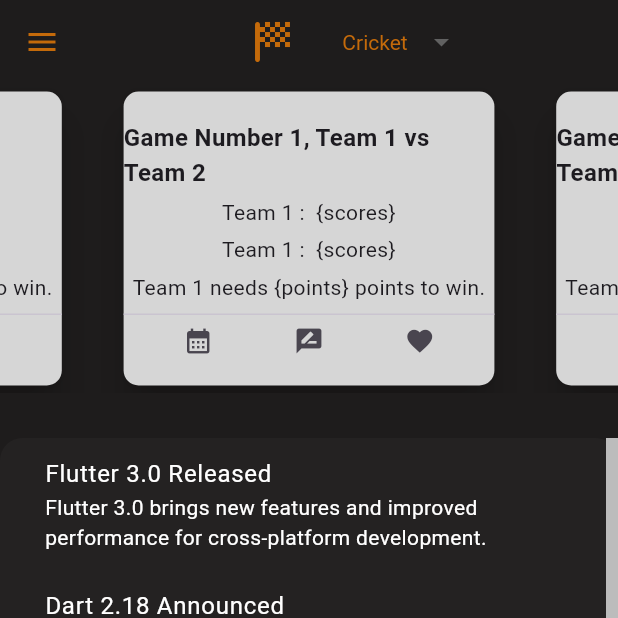
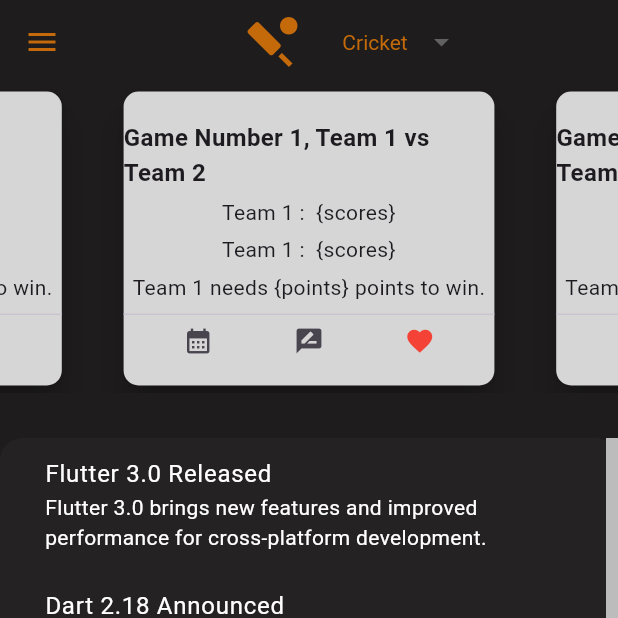
Before and after one commit to ShivamGlotra/flutterApp, a Flutter app: the screen it shows after launch, after a tap on the "favorite" icon, on a phone screen of 412 x 824 dp, the top half of it. Run offline on Flutter 3.47's test engine with Material 3 defaults, Android fonts, the phone set to English and light mode, and no system bars; drawn by our look-alikes of carousel_slider.

Commit message:
alignment fix

```diff
--- a/lib/screens/home_screen.dart
+++ b/lib/screens/home_screen.dart
@@ -101,7 +101,7 @@ class _HomeScreenState extends State<HomeScreen> {
         title: Row(
           mainAxisAlignment: MainAxisAlignment.center,
           children: [
-            Icon(Icons.sports_score_rounded, size: 40),
+            Icon(Icons.sports_cricket, size: 40),
             SizedBox(width: 16),
             DropdownButton<String>(
               value: HomeScreen._selectedDropdownValue,
@@ -155,6 +155,10 @@ class _HomeScreenState extends State<HomeScreen> {
                 ],
               ),
             ),
+            Container(
+              color: Colors.grey[350],
+              child: Column(
+                children: [
                   ExpansionDrawer(
                     title: 'Live Scores',
                     subTitles: HomeScreen.liveScoreSubTitles,
@@ -162,6 +166,9 @@ class _HomeScreenState extends State<HomeScreen> {
                   ExpansionDrawer(
                     title: 'Schedules',
                     subTitles: HomeScreen.liveScoreSubTitles,
+                  ),
+                ],
+              ),
             ),
             // Add more ExpansionDrawers as needed
           ],
--- a/lib/widgets/score_cards.dart
+++ b/lib/widgets/score_cards.dart
@@ -3,6 +3,7 @@ import 'package:carousel_slider/carousel_slider.dart';
 import 'package:flutter/material.dart';
 
 class ScoreCards extends StatefulWidget {
+  static Color favoriteColor = const Color.fromARGB(255, 85, 81, 81);
   const ScoreCards({super.key});
 
   @override
@@ -73,7 +74,18 @@ class _ScoreCardsState extends State<ScoreCards> {
                               icon: Icon(Icons.favorite),
                               padding: EdgeInsets.all(0),
                               iconSize: 20,
-                              onPressed: () {},
+                              color: ScoreCards.favoriteColor,
+                              onPressed: () {
+                                setState(() {
+                                  if (ScoreCards.favoriteColor ==
+                                      const Color.fromARGB(255, 85, 81, 81)) {
+                                    ScoreCards.favoriteColor = Colors.red;
+                                  } else {
+                                    ScoreCards.favoriteColor =
+                                        const Color.fromARGB(255, 85, 81, 81);
+                                  }
+                                });
+                              },
                             ),
                           ],
                         ),
```
Lines whose indentation alone changed are shown as unchanged.
